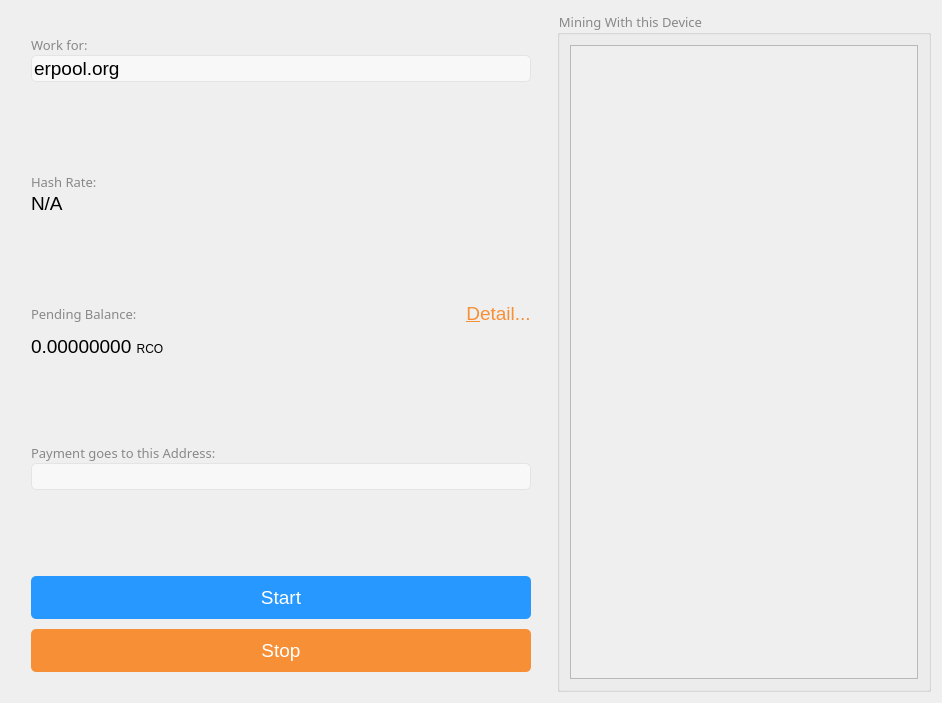
ecoinchain/ecoin, file src/qt/forms/miner.ui: the form before one commit.
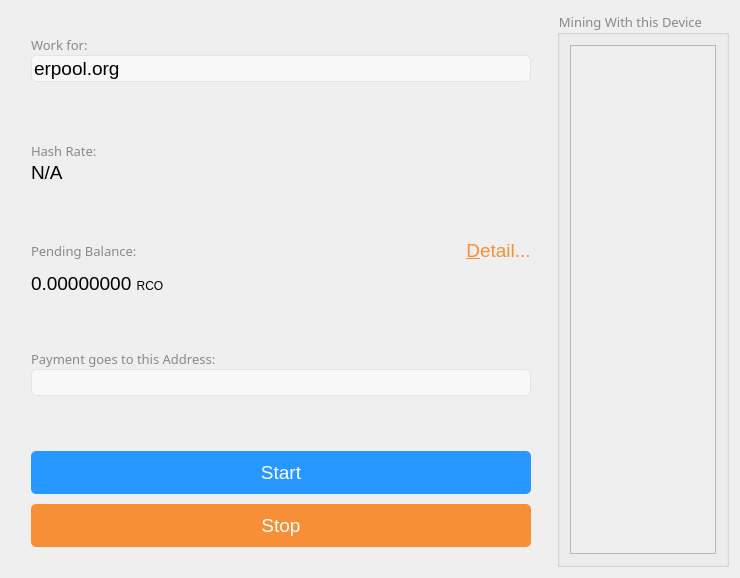
The form after the commit. Icons and pictures are not drawn.

```diff
--- a/src/qt/forms/miner.ui
+++ b/src/qt/forms/miner.ui
@@ -2,14 +2,6 @@
 <ui version="4.0">
  <class>MinerSetup</class>
  <widget class="QWidget" name="MinerSetup">
-  <property name="geometry">
-   <rect>
-    <x>0</x>
-    <y>0</y>
-    <width>942</width>
-    <height>703</height>
-   </rect>
-  </property>
   <property name="font">
    <font>
     <weight>1</weight>
```
